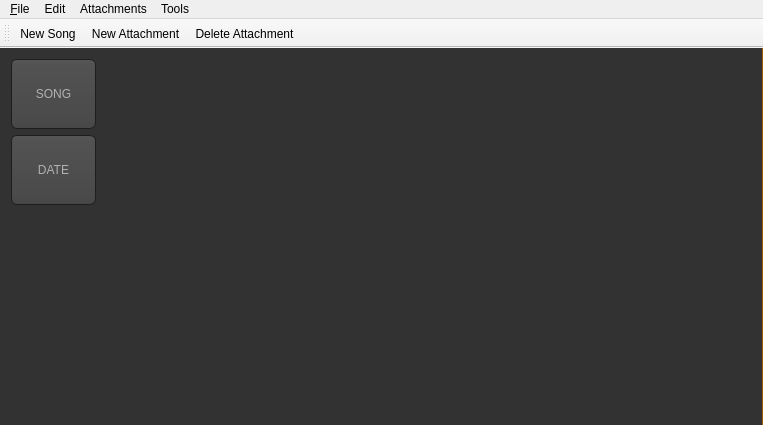
pasbi/CAN, file src/mainwindow.ui: the form before one commit.
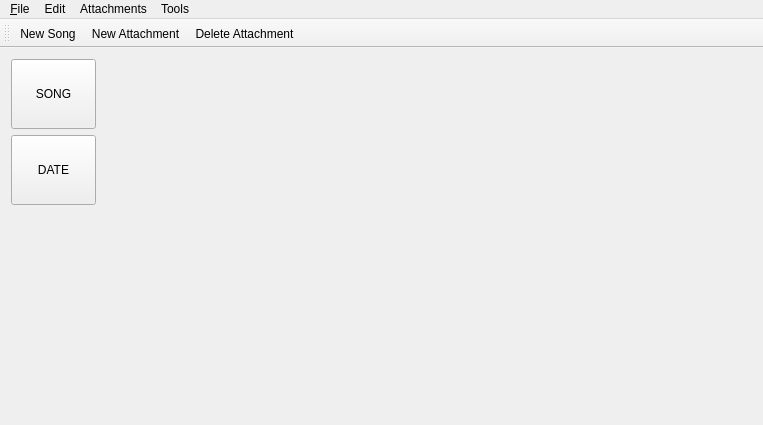
The form after the commit. Icons and pictures are not drawn. Custom widgets are drawn as their Qt base class.

What changed in the file:
```diff
--- a/src/mainwindow.ui
+++ b/src/mainwindow.ui
@@ -13,6 +13,9 @@
   <property name="windowTitle">
    <string>MainWindow</string>
   </property>
+  <property name="styleSheet">
+   <string notr="true"/>
+  </property>
   <widget class="QWidget" name="centralWidget">
    <layout class="QHBoxLayout" name="horizontalLayout">
     <property name="leftMargin">
@@ -30,438 +33,7 @@
     <item>
      <widget class="QSplitter" name="splitter">
       <property name="styleSheet">
-       <string notr="true">/*
-Source:
-http://www.yasinuludag.com/darkorange.stylesheet
-slightly modified
-*/
-s
- QSplitter::handle {
-color: #00FFFF;
-background-color: #ffa02f;
- }
-
- QSplitter::handle:horizontal {
-     width: 3px;
-color: #00FFFF;
-background-color: #a35a00;
- }
-
- QSplitter::handle:vertical {
-     height: 3px;
-color: #00FFFF;
-background-color: #a35a00;
- }
-
- QSplitter::handle:pressed {
-color: #00FFFF;
-background-color: #ffa02f;
- }
-
-QToolTip
-{
-border: 1px solid black;
-background-color: #ffa02f;
-padding: 1px;
-border-radius: 3px;
-opacity: 100;
-}
-QWidget
-{
-color: #b1b1b1;
-background-color: #323232;
-}
-QWidget:item:hover
-{
-background-color: QLinearGradient( x1: 0, y1: 0, x2: 0, y2: 1, stop: 0 #ffa02f, stop: 1 #ca0619);
-color: #000000;
-}
-QWidget:item:selected
-{
-background-color: QLinearGradient( x1: 0, y1: 0, x2: 0, y2: 1, stop: 0 #ffa02f, stop: 1 #d7801a);
-}
-QMenuBar::item
-{
-background: transparent;
-}
-QMenuBar::item:selected
-{
-background: transparent;
-border: 1px solid #ffaa00;
-}
-QMenuBar::item:pressed
-{
-background: #444;
-border: 1px solid #000;
-background-color: QLinearGradient(
-x1:0, y1:0,
-x2:0, y2:1,
-stop:1 #212121,
-stop:0.4 #343434/*,
-stop:0.2 #343434,
-stop:0.1 #ffaa00*/
-);
-margin-bottom:-1px;
-padding-bottom:1px;
-}
-QMenu
-{
-border: 1px solid #000;
-}
-QMenu::item
-{
-padding: 2px 20px 2px 20px;
-}
-QMenu::item:selected
-{
-color: #000000;
-}
-QWidget:disabled
-{
-color: #404040;
-background-color: #323232;
-}
-QAbstractItemView
-{
-background-color: QLinearGradient( x1: 0, y1: 0, x2: 0, y2: 1, stop: 0 #2d2d2d, stop: 0.1 #323232, stop: 1 #2d2d2d);
-alternate-background-color: QLinearGradient( x1: 0, y1: 0, x2: 0, y2: 1, stop: 0 #2d2d2d, stop: 0.5 #2d2d2d, stop: 1 #151515);
-}
-QWidget:focus
-{
-/*border: 2px solid QLinearGradient( x1: 0, y1: 0, x2: 0, y2: 1, stop: 0 #ffa02f, stop: 1 #d7801a);*/
-}
-QLineEdit
-{
-background-color: QLinearGradient( x1: 0, y1: 0, x2: 0, y2: 1, stop: 0 #4d4d4d, stop: 0 #646464, stop: 1 #5d5d5d);
-padding: 1px;
-border-style: solid;
-border: 1px solid #1e1e1e;
-border-radius: 5;
-}
-QPushButton
-{
-color: #b1b1b1;
-background-color: QLinearGradient( x1: 0, y1: 0, x2: 0, y2: 1, stop: 0 #565656, stop: 0.1 #525252, stop: 0.5 #4e4e4e, stop: 0.9 #4a4a4a, stop: 1 #464646);
-border-width: 1px;
-border-color: #1e1e1e;
-border-style: solid;
-border-radius: 6;
-padding: 3px;
-font-size: 12px;
-padding-left: 5px;
-padding-right: 5px;
-}
-QPushButton:pressed
-{
-background-color: QLinearGradient( x1: 0, y1: 0, x2: 0, y2: 1, stop: 0 #2d2d2d, stop: 0.1 #2b2b2b, stop: 0.5 #292929, stop: 0.9 #282828, stop: 1 #252525);
-}
-QComboBox
-{
-selection-background-color: #ffaa00;
-background-color: QLinearGradient( x1: 0, y1: 0, x2: 0, y2: 1, stop: 0 #565656, stop: 0.1 #525252, stop: 0.5 #4e4e4e, stop: 0.9 #4a4a4a, stop: 1 #464646);
-border-style: solid;
-border: 1px solid #1e1e1e;
-border-radius: 5;
-}
-QComboBox:hover,QPushButton:hover
-{
-border: 2px solid QLinearGradient( x1: 0, y1: 0, x2: 0, y2: 1, stop: 0 #ffa02f, stop: 1 #d7801a);
-}
-QComboBox:on
-{
-padding-top: 3px;
-padding-left: 4px;
-background-color: QLinearGradient( x1: 0, y1: 0, x2: 0, y2: 1, stop: 0 #2d2d2d, stop: 0.1 #2b2b2b, stop: 0.5 #292929, stop: 0.9 #282828, stop: 1 #252525);
-selection-background-color: #ffaa00;
-}
-QComboBox QAbstractItemView
-{
-border: 2px solid dark gray;
-selection-background-color: QLinearGradient( x1: 0, y1: 0, x2: 0, y2: 1, stop: 0 #ffa02f, stop: 1 #d7801a);
-}
-QComboBox::drop-down
-{
-subcontrol-origin: padding;
-subcontrol-position: top right;
-width: 15px;
-border-left-width: 0px;
-border-left-color: darkgray;
-border-left-style: solid; /* just a single line */
-border-top-right-radius: 3px; /* same radius as the QComboBox */
-border-bottom-right-radius: 3px;
-}
-QComboBox::down-arrow
-{
-image: url(:/down_arrow.png);
-}
-QGroupBox:focus
-{
-border: 2px solid QLinearGradient( x1: 0, y1: 0, x2: 0, y2: 1, stop: 0 #ffa02f, stop: 1 #d7801a);
-}
-QTextEdit:focus
-{
-border: 2px solid QLinearGradient( x1: 0, y1: 0, x2: 0, y2: 1, stop: 0 #ffa02f, stop: 1 #d7801a);
-}
-QScrollBar:horizontal {
-border: 1px solid #222222;
-background: QLinearGradient( x1: 0, y1: 0, x2: 0, y2: 1, stop: 0.0 #121212, stop: 0.2 #282828, stop: 1 #484848);
-height: 7px;
-margin: 0px 16px 0 16px;
-}
-QScrollBar::handle:horizontal
-{
-background: QLinearGradient( x1: 0, y1: 0, x2: 1, y2: 0, stop: 0 #ffa02f, stop: 0.5 #d7801a, stop: 1 #ffa02f);
-min-height: 20px;
-border-radius: 2px;
-}
-QScrollBar::add-line:horizontal {
-border: 1px solid #1b1b19;
-border-radius: 2px;
-background: QLinearGradient( x1: 0, y1: 0, x2: 1, y2: 0, stop: 0 #ffa02f, stop: 1 #d7801a);
-width: 14px;
-subcontrol-position: right;
-subcontrol-origin: margin;
-}
-QScrollBar::sub-line:horizontal {
-border: 1px solid #1b1b19;
-border-radius: 2px;
-background: QLinearGradient( x1: 0, y1: 0, x2: 1, y2: 0, stop: 0 #ffa02f, stop: 1 #d7801a);
-width: 14px;
-subcontrol-position: left;
-subcontrol-origin: margin;
-}
-QScrollBar::right-arrow:horizontal, QScrollBar::left-arrow:horizontal
-{
-border: 1px solid black;
-width: 1px;
-height: 1px;
-background: white;
-}
-QScrollBar::add-page:horizontal, QScrollBar::sub-page:horizontal
-{
-background: none;
-}
-QScrollBar:vertical
-{
-background: QLinearGradient( x1: 0, y1: 0, x2: 1, y2: 0, stop: 0.0 #121212, stop: 0.2 #282828, stop: 1 #484848);
-width: 7px;
-margin: 16px 0 16px 0;
-border: 1px solid #222222;
-}
-QSlider::groove:horizontal {
-border: 1px solid #999999;
-height: 8px; /* the groove expands to the size of the slider by default. by giving it a height, it has a fixed size */
-background: qlineargradient(x1:0, y1:0, x2:0, y2:1, stop:0 #B1B1B1, stop:1 #c4c4c4);
-margin: 2px 0;
-}
-QSlider::handle:horizontal {
-background: qlineargradient(x1:0, y1:0, x2:1, y2:1, stop:0 #b4b4b4, stop:1 #8f8f8f);
-border: 1px solid #5c5c5c;
-width: 18px;
-margin: -2px 0; /* handle is placed by default on the contents rect of the groove. Expand outside the groove */
-border-radius: 3px;
-}
-QScrollBar::handle:vertical
-{
-background: QLinearGradient( x1: 0, y1: 0, x2: 0, y2: 1, stop: 0 #ffa02f, stop: 0.5 #d7801a, stop: 1 #ffa02f);
-min-height: 20px;
-border-radius: 2px;
-}
-QScrollBar::add-line:vertical
-{
-border: 1px solid #1b1b19;
-border-radius: 2px;
-background: QLinearGradient( x1: 0, y1: 0, x2: 0, y2: 1, stop: 0 #ffa02f, stop: 1 #d7801a);
-height: 14px;
-subcontrol-position: bottom;
-subcontrol-origin: margin;
-}
-QScrollBar::sub-line:vertical
-{
-border: 1px solid #1b1b19;
-border-radius: 2px;
-background: QLinearGradient( x1: 0, y1: 0, x2: 0, y2: 1, stop: 0 #d7801a, stop: 1 #ffa02f);
-height: 14px;
-subcontrol-position: top;
-subcontrol-origin: margin;
-}
-QScrollBar::up-arrow:vertical, QScrollBar::down-arrow:vertical
-{
-border: 1px solid black;
-width: 1px;
-height: 1px;
-background: white;
-}
-QScrollBar::add-page:vertical, QScrollBar::sub-page:vertical
-{
-background: none;
-}
-QTextEdit
-{
-background-color: #242424;
-}
-QPlainTextEdit
-{
-background-color: #242424;
-}
-QHeaderView::section
-{
-background-color: QLinearGradient(x1:0, y1:0, x2:0, y2:1, stop:0 #616161, stop: 0.5 #505050, stop: 0.6 #434343, stop:1 #656565);
-color: white;
-padding-left: 4px;
-border: 1px solid #6c6c6c;
-}
-QCheckBox:disabled
-{
-color: #414141;
-}
-QDockWidget::title
-{
-text-align: center;
-spacing: 3px; /* spacing between items in the tool bar */
-background-color: QLinearGradient(x1:0, y1:0, x2:0, y2:1, stop:0 #323232, stop: 0.5 #242424, stop:1 #323232);
-}
-QDockWidget::close-button, QDockWidget::float-button
-{
-text-align: center;
-spacing: 1px; /* spacing between items in the tool bar */
-background-color: QLinearGradient(x1:0, y1:0, x2:0, y2:1, stop:0 #323232, stop: 0.5 #242424, stop:1 #323232);
-}
-QDockWidget::close-button:hover, QDockWidget::float-button:hover
-{
-background: #242424;
-}
-QDockWidget::close-button:pressed, QDockWidget::float-button:pressed
-{
-padding: 1px -1px -1px 1px;
-}
-QMainWindow::separator
-{
-background-color: QLinearGradient(x1:0, y1:0, x2:0, y2:1, stop:0 #161616, stop: 0.5 #151515, stop: 0.6 #212121, stop:1 #343434);
-color: white;
-padding-left: 4px;
-border: 1px solid #4c4c4c;
-spacing: 3px; /* spacing between items in the tool bar */
-}
-QMainWindow::separator:hover
-{
-background-color: QLinearGradient(x1:0, y1:0, x2:0, y2:1, stop:0 #d7801a, stop:0.5 #b56c17 stop:1 #ffa02f);
-color: white;
-padding-left: 4px;
-border: 1px solid #6c6c6c;
-spacing: 3px; /* spacing between items in the tool bar */
-}
-QToolBar::handle
-{
-spacing: 3px; /* spacing between items in the tool bar */
-background: url(:/images/handle.png);
-}
-QMenu::separator
-{
-height: 2px;
-background-color: QLinearGradient(x1:0, y1:0, x2:0, y2:1, stop:0 #161616, stop: 0.5 #151515, stop: 0.6 #212121, stop:1 #343434);
-color: white;
-padding-left: 4px;
-margin-left: 10px;
-margin-right: 5px;
-}
-QProgressBar
-{
-border: 2px solid grey;
-border-radius: 5px;
-text-align: center;
-}
-QProgressBar::chunk
-{
-background-color: #d7801a;
-width: 2.15px;
-margin: 0.5px;
-}
-QTabBar::tab {
-color: #b1b1b1;
-border: 1px solid #444;
-border-bottom-style: none;
-background-color: #323232;
-padding-left: 10px;
-padding-right: 10px;
-padding-top: 3px;
-padding-bottom: 2px;
-margin-right: -1px;
-}
-QTabWidget::pane {
-border: 1px solid #444;
-top: 1px;
-}
-QTabBar::tab:last
-{
-margin-right: 0; /* the last selected tab has nothing to overlap with on the right */
-border-top-right-radius: 3px;
-}
-QTabBar::tab:first:!selected
-{
-margin-left: 0px; /* the last selected tab has nothing to overlap with on the right */
-border-top-left-radius: 3px;
-}
-QTabBar::tab:!selected
-{
-color: #b1b1b1;
-border-bottom-style: solid;
-margin-top: 3px;
-background-color: QLinearGradient(x1:0, y1:0, x2:0, y2:1, stop:1 #212121, stop:.4 #343434);
-}
-QTabBar::tab:selected
-{
-border-top-left-radius: 3px;
-border-top-right-radius: 3px;
-margin-bottom: 0px;
-}
-QTabBar::tab:!selected:hover
-{
-/*border-top: 2px solid #ffaa00;
-padding-bottom: 3px;*/
-border-top-left-radius: 3px;
-border-top-right-radius: 3px;
-background-color: QLinearGradient(x1:0, y1:0, x2:0, y2:1, stop:1 #212121, stop:0.4 #343434, stop:0.2 #343434, stop:0.1 #ffaa00);
-}
-QRadioButton::indicator:checked, QRadioButton::indicator:unchecked{
-color: #b1b1b1;
-background-color: #323232;
-border: 1px solid #b1b1b1;
-border-radius: 6px;
-}
-QRadioButton::indicator:checked
-{
-background-color: qradialgradient(
-cx: 0.5, cy: 0.5,
-fx: 0.5, fy: 0.5,
-radius: 1.0,
-stop: 0.25 #ffaa00,
-stop: 0.3 #323232
-);
-}
-QCheckBox::indicator{
-color: #b1b1b1;
-background-color: #323232;
-border: 1px solid #b1b1b1;
-width: 9px;
-height: 9px;
-}
-QRadioButton::indicator
-{
-border-radius: 6px;
-}
-QRadioButton::indicator:hover, QCheckBox::indicator:hover
-{
-border: 1px solid #ffaa00;
-}
-QCheckBox::indicator:checked
-{
-image:url(:/images/checkbox.png);
-}
-QCheckBox::indicator:disabled, QRadioButton::indicator:disabled
-{
-border: 1px solid #444;
-}</string>
+       <string notr="true"/>
       </property>
       <property name="orientation">
        <enum>Qt::Horizontal</enum>
```
